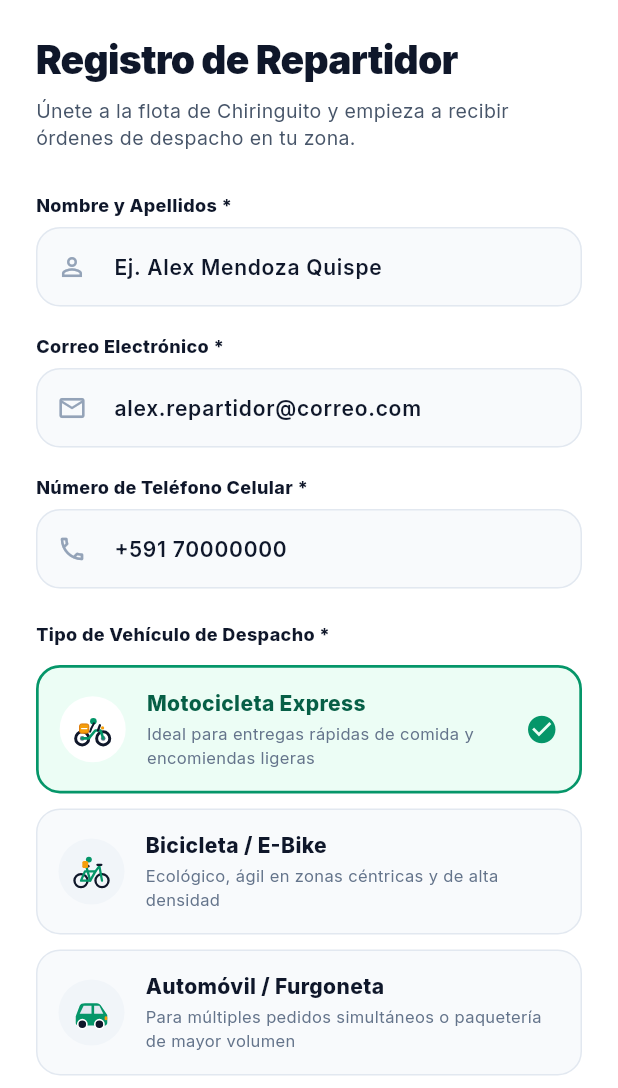
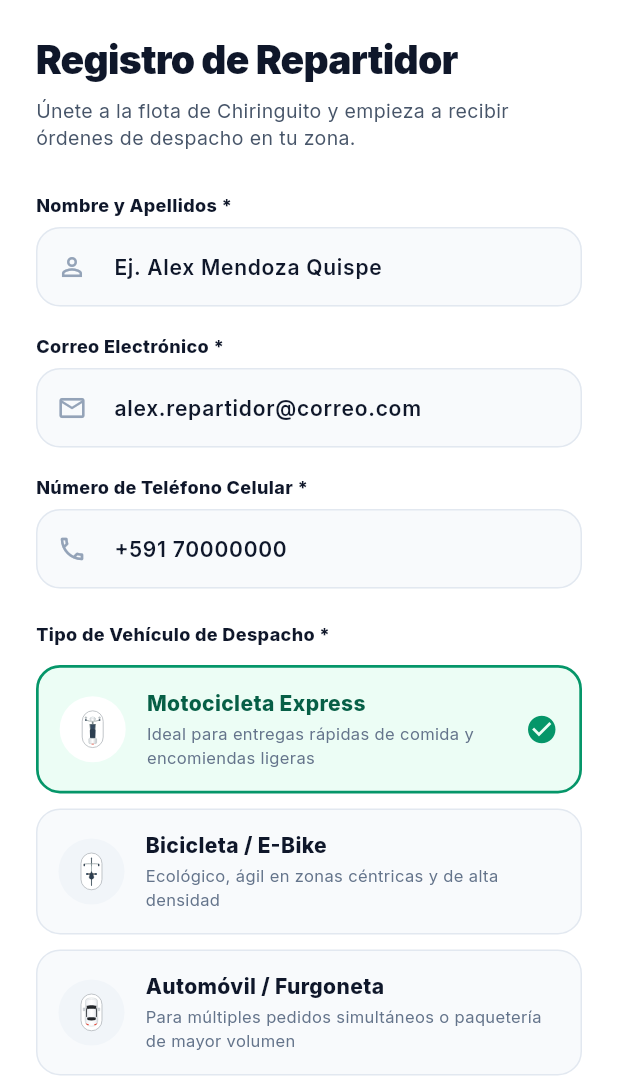
Before and after one commit to marvinjoel2001/dsp_app, a Flutter app: the RegisterDriverScreen screen opened directly, on a phone screen of 412 x 824 dp, the part 148-1236 px from its top. Run offline on Flutter 3.47's test engine with Material 3 defaults, Android fonts, the phone set to English and light mode, and no system bars; our stand-ins replace dio, flutter_map, flutter_svg, geolocator, google_fonts, image_picker and 4 more; accounts and stored records are empty; network calls fail.

Commit message:
feat: use official motorcycle, car, and bicycle navigation pill SVGs on driver map

```diff
--- a/lib/app/core/theme/app_svg_icons.dart
+++ b/lib/app/core/theme/app_svg_icons.dart
@@ -2,7 +2,7 @@
 import 'package:flutter_svg/flutter_svg.dart';
 
 class AppSvgIcons {
-  // SVG Strings Directos para Renderizado Inmediato y Autónomo
+  // 1. Logo Oficial de Chiringuito Driver
   static const String chiringuitoLogoSvg = '''
 <svg xmlns="http://www.w3.org/2000/svg" viewBox="0 0 100 100" width="100" height="100">
   <defs>
@@ -31,133 +31,181 @@
 </svg>
 ''';
 
-  static const String motorcycleCourierSvg = '''
-<svg xmlns="http://www.w3.org/2000/svg" viewBox="0 0 64 64" width="64" height="64">
-  <circle cx="16" cy="46" r="10" fill="none" stroke="#0F172A" stroke-width="4.5" />
-  <circle cx="16" cy="46" r="3.5" fill="#64748B" />
-  <circle cx="48" cy="46" r="10" fill="none" stroke="#0F172A" stroke-width="4.5" />
-  <circle cx="48" cy="46" r="3.5" fill="#64748B" />
-  <path d="M16 46 L26 46 L36 34 L44 34 L48 46" fill="none" stroke="#059669" stroke-width="4" stroke-linecap="round" stroke-linejoin="round" />
-  <path d="M43 26 L40 34" stroke="#0F172A" stroke-width="3.5" stroke-linecap="round" />
-  <circle cx="47" cy="30" r="2.5" fill="#F59E0B" />
-  <circle cx="33" cy="20" r="5" fill="#059669" />
-  <path d="M34 23 C31 28, 29 32, 28 36" stroke="#0F172A" stroke-width="3" stroke-linecap="round" />
-  <rect x="12" y="24" width="14" height="14" rx="3" fill="#F59E0B" stroke="#D97706" stroke-width="1.5" />
-  <path d="M15 31 H23" stroke="#FFFFFF" stroke-width="2" stroke-linecap="round" />
+  // 2. Motocicleta / Scooter Vectorial Oficial (Top-Down Navigation)
+  static const String motorcycleSvg = '''
+<svg xmlns="http://www.w3.org/2000/svg" viewBox="0 0 200 320" width="100%" height="100%">
+  <defs>
+    <filter id="shadow" x="-10%" y="-10%" width="120%" height="120%">
+      <feDropShadow dx="0" dy="4" stdDeviation="4" flood-opacity="0.15"/>
+    </filter>
+    <linearGradient id="scooterBody" x1="0%" y1="0%" x2="100%" y2="0%">
+      <stop offset="0%" stop-color="#D5D8DC"/>
+      <stop offset="50%" stop-color="#FFFFFF"/>
+      <stop offset="100%" stop-color="#BDC3C7"/>
+    </linearGradient>
+  </defs>
+
+  <rect x="20" y="20" width="160" height="280" rx="80" fill="#FFFFFF" stroke="#B0B5BA" stroke-width="6" filter="url(#shadow)"/>
+
+  <g transform="translate(0, 10)">
+    <path d="M 45 80 L 75 88 L 125 88 L 155 80" fill="none" stroke="#7F8C8D" stroke-width="5" stroke-linecap="round" stroke-linejoin="round"/>
+    <rect x="42" y="74" width="12" height="12" rx="3" fill="#2C3E50"/>
+    <rect x="146" y="74" width="12" height="12" rx="3" fill="#2C3E50"/>
+    <circle cx="48" cy="62" r="7" fill="#BDC3C7" stroke="#7F8C8D" stroke-width="2"/>
+    <circle cx="152" cy="62" r="7" fill="#BDC3C7" stroke="#7F8C8D" stroke-width="2"/>
+    <path d="M 78 70 C 78 55, 122 55, 122 70 C 122 95, 78 95, 78 70 Z" fill="url(#scooterBody)" stroke="#95A5A6" stroke-width="2"/>
+    <ellipse cx="100" cy="62" rx="12" ry="6" fill="#F4F6F7" stroke="#BDC3C7" stroke-width="2"/>
+    <rect x="94" y="92" width="12" height="25" rx="5" fill="#7F8C8D"/>
+    <path d="M 75 110 L 125 110 L 120 160 L 80 160 Z" fill="#7F8C8D"/>
+    <path d="M 82 115 L 118 115 L 115 155 L 85 155 Z" fill="#34495E"/>
+    <path d="M 78 160 C 78 145, 122 145, 122 160 L 120 215 C 120 225, 80 225, 80 215 Z" fill="#2C3E50"/>
+    <rect x="70" y="218" width="60" height="42" rx="8" fill="url(#scooterBody)" stroke="#95A5A6" stroke-width="2"/>
+    <rect x="90" y="260" width="20" height="6" rx="3" fill="#E74C3C"/>
+  </g>
 </svg>
 ''';
 
-  static const String bicycleCourierSvg = '''
-<svg xmlns="http://www.w3.org/2000/svg" viewBox="0 0 64 64" width="64" height="64">
-  <circle cx="16" cy="46" r="10" fill="none" stroke="#0F172A" stroke-width="3.5" />
-  <circle cx="48" cy="46" r="10" fill="none" stroke="#0F172A" stroke-width="3.5" />
-  <path d="M16 46 L30 46 L38 32 L22 32 Z" fill="none" stroke="#059669" stroke-width="3.5" stroke-linejoin="round" />
-  <path d="M30 46 L24 24" stroke="#059669" stroke-width="3.5" stroke-linecap="round" />
-  <path d="M38 32 L44 24 L48 46" fill="none" stroke="#059669" stroke-width="3.5" stroke-linecap="round" stroke-linejoin="round" />
-  <path d="M21 24 H27" stroke="#0F172A" stroke-width="4" stroke-linecap="round" />
-  <path d="M41 22 H47" stroke="#0F172A" stroke-width="3.5" stroke-linecap="round" />
-  <circle cx="28" cy="14" r="4.5" fill="#059669" />
-  <rect x="18" y="16" width="9" height="11" rx="2.5" fill="#F59E0B" />
+  // 3. Bicicleta / E-Bike Vectorial Oficial (Top-Down Navigation)
+  static const String bicycleSvg = '''
+<svg xmlns="http://www.w3.org/2000/svg" viewBox="0 0 200 320" width="100%" height="100%">
+  <defs>
+    <filter id="shadow" x="-10%" y="-10%" width="120%" height="120%">
+      <feDropShadow dx="0" dy="4" stdDeviation="4" flood-opacity="0.15"/>
+    </filter>
+  </defs>
+
+  <rect x="20" y="20" width="160" height="280" rx="80" fill="#FFFFFF" stroke="#B0B5BA" stroke-width="6" filter="url(#shadow)"/>
+
+  <g transform="translate(0, 10)">
+    <rect x="96" y="45" width="8" height="65" rx="4" fill="#2C3E50"/>
+    <rect x="98" y="48" width="4" height="59" rx="2" fill="#7F8C8D"/>
+    <rect x="96" y="195" width="8" height="65" rx="4" fill="#2C3E50"/>
+    <rect x="98" y="198" width="4" height="59" rx="2" fill="#7F8C8D"/>
+    <path d="M 45 95 C 65 90, 80 92, 100 92 C 120 92, 135 90, 155 95" fill="none" stroke="#7F8C8D" stroke-width="5" stroke-linecap="round"/>
+    <path d="M 45 95 L 45 108" stroke="#34495E" stroke-width="7" stroke-linecap="round"/>
+    <path d="M 155 95 L 155 108" stroke="#34495E" stroke-width="7" stroke-linecap="round"/>
+    <rect x="97" y="90" width="6" height="95" fill="#95A5A6"/>
+    <line x1="65" y1="170" x2="135" y2="170" stroke="#7F8C8D" stroke-width="4" stroke-linecap="round"/>
+    <rect x="60" y="163" width="12" height="14" rx="2" fill="#34495E"/>
+    <rect x="128" y="163" width="12" height="14" rx="2" fill="#34495E"/>
+    <path d="M 100 150 C 92 165, 82 185, 82 195 C 82 205, 92 210, 100 210 C 108 210, 118 205, 118 195 C 118 185, 108 165, 100 150 Z" fill="#2C3E50" stroke="#1A252F" stroke-width="2"/>
+  </g>
 </svg>
 ''';
 
-  static const String carCourierSvg = '''
-<svg xmlns="http://www.w3.org/2000/svg" viewBox="0 0 64 64" width="64" height="64">
-  <path d="M8 38 L14 22 C15 19, 18 18, 22 18 H40 C43 18, 46 20, 48 24 L56 36 V48 C56 50, 54 52, 52 52 H12 C10 52, 8 50, 8 48 Z" fill="#059669" />
-  <path d="M20 22 H32 V34 H14 Z" fill="#E2E8F0" />
-  <path d="M36 22 H44 L50 34 H36 Z" fill="#E2E8F0" />
-  <circle cx="18" cy="50" r="7" fill="#0F172A" stroke="#FFFFFF" stroke-width="2.5" />
-  <circle cx="44" cy="50" r="7" fill="#0F172A" stroke="#FFFFFF" stroke-width="2.5" />
-  <rect x="52" y="38" width="4" height="6" rx="2" fill="#F59E0B" />
+  // 4. Automóvil / Van Vectorial Oficial (Top-Down Navigation)
+  static const String carSvg = '''
+<svg xmlns="http://www.w3.org/2000/svg" viewBox="0 0 200 320" width="100%" height="100%">
+  <defs>
+    <filter id="shadow" x="-10%" y="-10%" width="120%" height="120%">
+      <feDropShadow dx="0" dy="4" stdDeviation="4" flood-opacity="0.15"/>
+    </filter>
+    <linearGradient id="carBody" x1="0%" y1="0%" x2="100%" y2="0%">
+      <stop offset="0%" stop-color="#E2E5E9"/>
+      <stop offset="20%" stop-color="#F5F6F8"/>
+      <stop offset="50%" stop-color="#FFFFFF"/>
+      <stop offset="80%" stop-color="#F5F6F8"/>
+      <stop offset="100%" stop-color="#D5D8DC"/>
+    </linearGradient>
+    <linearGradient id="glass" x1="0%" y1="0%" x2="0%" y2="100%">
+      <stop offset="0%" stop-color="#2A2E33"/>
+      <stop offset="100%" stop-color="#1A1D20"/>
+    </linearGradient>
+  </defs>
+
+  <rect x="20" y="20" width="160" height="280" rx="80" fill="#FFFFFF" stroke="#B0B5BA" stroke-width="6" filter="url(#shadow)"/>
+
+  <g transform="translate(0, 10)">
+    <rect x="36" y="115" width="14" height="24" rx="6" fill="#D5D8DC" stroke="#808B96" stroke-width="1.5"/>
+    <rect x="150" y="115" width="14" height="24" rx="6" fill="#D5D8DC" stroke="#808B96" stroke-width="1.5"/>
+    <path d="M 55 60 C 55 45, 80 40, 100 40 C 120 40, 145 45, 145 60 L 148 210 C 148 245, 125 255, 100 255 C 75 255, 52 245, 52 210 Z" fill="url(#carBody)" stroke="#99A3A4" stroke-width="2"/>
+    <path d="M 68 55 C 85 50, 115 50, 132 55" fill="none" stroke="#BDC3C7" stroke-width="2" stroke-linecap="round"/>
+    <path d="M 62 100 C 80 93, 120 93, 138 100 L 132 125 C 115 122, 85 122, 68 125 Z" fill="url(#glass)"/>
+    <path d="M 67 128 C 85 125, 115 125, 133 128 L 135 185 C 115 188, 85 188, 65 185 Z" fill="url(#carBody)" stroke="#CBD5E0" stroke-width="1"/>
+    <path d="M 66 190 C 85 187, 115 187, 134 190 L 130 208 C 115 212, 85 212, 70 208 Z" fill="url(#glass)"/>
+    <path d="M 60 106 L 66 126 L 64 183 L 58 186 Z" fill="#2A2E33"/>
+    <path d="M 140 106 L 134 126 L 136 183 L 142 186 Z" fill="#2A2E33"/>
+    <path d="M 56 230 C 56 242, 72 248, 78 248 L 78 238 C 70 238, 60 235, 56 230 Z" fill="#E74C3C"/>
+    <path d="M 144 230 C 144 242, 128 248, 122 248 L 122 238 C 130 238, 140 235, 144 230 Z" fill="#E74C3C"/>
+  </g>
 </svg>
 ''';
 
+  // 5. Pin de Punto de Recogida (Comercio / Restaurante)
   static const String storePickupMarkerSvg = '''
-<svg xmlns="http://www.w3.org/2000/svg" viewBox="0 0 64 64" width="64" height="64">
-  <path d="M32 4 C18.7 4, 8 14.7, 8 28 C8 43, 32 60, 32 60 C32 60, 56 43, 56 28 C56 14.7, 45.3 4, 32 4 Z" fill="#F59E0B" stroke="#FFFFFF" stroke-width="2.5" />
-  <circle cx="32" cy="26" r="14" fill="#FFFFFF" />
-  <path d="M24 23 L25 18 H39 L40 23 Z" fill="#F59E0B" />
-  <path d="M23 23 H41 V32 H23 Z" fill="none" stroke="#F59E0B" stroke-width="2" />
-  <rect x="29" y="27" width="6" height="5" fill="#F59E0B" />
+<svg xmlns="http://www.w3.org/2000/svg" viewBox="0 0 100 120" width="100%" height="100%">
+  <defs>
+    <filter id="pinShadow" x="-20%" y="-20%" width="140%" height="140%">
+      <feDropShadow dx="0" dy="6" stdDeviation="5" flood-color="#0F172A" flood-opacity="0.25"/>
+    </filter>
+  </defs>
+  <path d="M 50 10 C 27.9 10, 10 27.9, 10 50 C 10 78, 50 115, 50 115 C 50 115, 90 78, 90 50 C 90 27.9, 72.1 10, 50 10 Z" fill="#F59E0B" stroke="#FFFFFF" stroke-width="4" filter="url(#pinShadow)"/>
+  <circle cx="50" cy="48" r="24" fill="#FFFFFF"/>
+  <path d="M 36 43 L 38 35 H 62 L 64 43 Z" fill="#F59E0B"/>
+  <path d="M 35 43 H 65 V 59 H 35 Z" fill="none" stroke="#F59E0B" stroke-width="3"/>
+  <rect x="45" y="49" width="10" height="10" fill="#F59E0B"/>
 </svg>
 ''';
 
+  // 6. Pin de Punto de Entrega (Cliente Final / Casa)
   static const String customerDropoffMarkerSvg = '''
-<svg xmlns="http://www.w3.org/2000/svg" viewBox="0 0 64 64" width="64" height="64">
-  <path d="M32 4 C18.7 4, 8 14.7, 8 28 C8 43, 32 60, 32 60 C32 60, 56 43, 56 28 C56 14.7, 45.3 4, 32 4 Z" fill="#059669" stroke="#FFFFFF" stroke-width="2.5" />
-  <circle cx="32" cy="26" r="14" fill="#FFFFFF" />
-  <path d="M32 18 L23 25 V33 H41 V25 Z" fill="#059669" />
-  <rect x="30" y="27" width="4" height="6" fill="#FFFFFF" />
+<svg xmlns="http://www.w3.org/2000/svg" viewBox="0 0 100 120" width="100%" height="100%">
+  <defs>
+    <filter id="dropShadow" x="-20%" y="-20%" width="140%" height="140%">
+      <feDropShadow dx="0" dy="6" stdDeviation="5" flood-color="#0F172A" flood-opacity="0.25"/>
+    </filter>
+  </defs>
+  <path d="M 50 10 C 27.9 10, 10 27.9, 10 50 C 10 78, 50 115, 50 115 C 50 115, 90 78, 90 50 C 90 27.9, 72.1 10, 50 10 Z" fill="#059669" stroke="#FFFFFF" stroke-width="4" filter="url(#dropShadow)"/>
+  <circle cx="50" cy="48" r="24" fill="#FFFFFF"/>
+  <path d="M 50 34 L 35 46 V 62 H 65 V 46 Z" fill="#059669"/>
+  <rect x="46" y="50" width="8" height="12" fill="#FFFFFF"/>
 </svg>
 ''';
 
-  static const String driverLiveMarkerSvg = '''
-<svg xmlns="http://www.w3.org/2000/svg" viewBox="0 0 64 64" width="64" height="64">
-  <circle cx="32" cy="32" r="28" fill="#10B981" fill-opacity="0.25" />
-  <circle cx="32" cy="32" r="18" fill="#059669" stroke="#FFFFFF" stroke-width="3" />
-  <path d="M32 18 L38 28 L32 25 L26 28 Z" fill="#FFFFFF" />
-  <circle cx="28" cy="38" r="3" fill="#FFFFFF" />
-  <circle cx="36" cy="38" r="3" fill="#FFFFFF" />
-  <path d="M28 38 H36" stroke="#FFFFFF" stroke-width="2" />
-</svg>
-''';
-
-  static const String proofOfDeliverySvg = '''
-<svg xmlns="http://www.w3.org/2000/svg" viewBox="0 0 64 64" width="64" height="64">
-  <rect x="8" y="16" width="48" height="36" rx="8" fill="#059669" />
-  <path d="M22 16 L25 10 H39 L42 16 Z" fill="#047857" />
-  <circle cx="32" cy="34" r="11" fill="#FFFFFF" />
-  <circle cx="32" cy="34" r="6" fill="#059669" />
-  <circle cx="48" cy="18" r="9" fill="#F59E0B" stroke="#FFFFFF" stroke-width="2" />
-  <path d="M44 18 L47 21 L52 15" fill="none" stroke="#FFFFFF" stroke-width="2" stroke-linecap="round" stroke-linejoin="round" />
-</svg>
-''';
-
-  // Métodos Utilitarios para Renderizar Widgets Directos
+  // Métodos Utilitarios con compatibilidad total para size, width y height
   static Widget chiringuitoLogo({double size = 48}) {
     return SvgPicture.string(chiringuitoLogoSvg, width: size, height: size);
   }
 
-  static Widget motorcycleCourier({double size = 32, Color? color}) {
-    return SvgPicture.string(
-      motorcycleCourierSvg,
-      width: size,
-      height: size,
-      colorFilter: color != null ? ColorFilter.mode(color, BlendMode.srcIn) : null,
-    );
+  static Widget motorcycleCourier({double? size, double? width, double? height}) {
+    final w = width ?? (size != null ? size * (200 / 320) : 34.0);
+    final h = height ?? size ?? 54.0;
+    return SvgPicture.string(motorcycleSvg, width: w, height: h);
   }
 
-  static Widget bicycleCourier({double size = 32, Color? color}) {
-    return SvgPicture.string(
-      bicycleCourierSvg,
-      width: size,
-      height: size,
-      colorFilter: color != null ? ColorFilter.mode(color, BlendMode.srcIn) : null,
-    );
+  static Widget bicycleCourier({double? size, double? width, double? height}) {
+    final w = width ?? (size != null ? size * (200 / 320) : 34.0);
+    final h = height ?? size ?? 54.0;
+    return SvgPicture.string(bicycleSvg, width: w, height: h);
   }
 
-  static Widget carCourier({double size = 32, Color? color}) {
-    return SvgPicture.string(
-      carCourierSvg,
-      width: size,
-      height: size,
-      colorFilter: color != null ? ColorFilter.mode(color, BlendMode.srcIn) : null,
-    );
+  static Widget carCourier({double? size, double? width, double? height}) {
+    final w = width ?? (size != null ? size * (200 / 320) : 34.0);
+    final h = height ?? size ?? 54.0;
+    return SvgPicture.string(carSvg, width: w, height: h);
+  }
+
+  static Widget vehicleNavMarker({
+    String vehicleType = 'MOTORCYCLE',
+    double width = 38,
+    double height = 60,
+  }) {
+    switch (vehicleType.toUpperCase()) {
+      case 'BICYCLE':
+        return SvgPicture.string(bicycleSvg, width: width, height: height);
+      case 'CAR':
+        return SvgPicture.string(carSvg, width: width, height: height);
+      case 'MOTORCYCLE':
+      default:
+        return SvgPicture.string(motorcycleSvg, width: width, height: height);
+    }
   }
 
   static Widget storePickupMarker({double size = 48}) {
-    return SvgPicture.string(storePickupMarkerSvg, width: size, height: size);
+    return SvgPicture.string(storePickupMarkerSvg, width: size, height: size * 1.2);
   }
 
   static Widget customerDropoffMarker({double size = 48}) {
-    return SvgPicture.string(customerDropoffMarkerSvg, width: size, height: size);
-  }
-
-  static Widget driverLiveMarker({double size = 48}) {
-    return SvgPicture.string(driverLiveMarkerSvg, width: size, height: size);
-  }
-
-  static Widget proofOfDelivery({double size = 32}) {
-    return SvgPicture.string(proofOfDeliverySvg, width: size, height: size);
+    return SvgPicture.string(customerDropoffMarkerSvg, width: size, height: size * 1.2);
   }
 }
--- a/lib/app/ui/views/feed/all_orders_feed_screen.dart
+++ b/lib/app/ui/views/feed/all_orders_feed_screen.dart
@@ -270,14 +270,18 @@
               subdomains: const ['a', 'b', 'c', 'd'],
             ),
 
-            // Marcador SVG del Repartidor en Vivo
+            // Marcador SVG del Repartidor en Vivo (Píldora de Navegación)
             MarkerLayer(
               markers: [
                 Marker(
                   point: driverLocation,
-                  width: 52,
-                  height: 52,
-                  child: AppSvgIcons.driverLiveMarker(size: 52),
+                  width: 44,
+                  height: 70,
+                  child: AppSvgIcons.vehicleNavMarker(
+                    vehicleType: authCtrl.currentDriver?.vehicleType ?? 'MOTORCYCLE',
+                    width: 44,
+                    height: 70,
+                  ),
                 ),
               ],
             ),
--- a/lib/app/ui/views/navigation/live_map_navigation_screen.dart
+++ b/lib/app/ui/views/navigation/live_map_navigation_screen.dart
@@ -1,3 +1,4 @@
+import 'dart:math';
 import 'package:flutter/material.dart';
 import 'package:provider/provider.dart';
 import 'package:flutter_map/flutter_map.dart';
@@ -281,27 +282,31 @@
                   // Marcador SVG de Comercio (Punto de Recogida)
                   Marker(
                     point: pickupPoint,
-                    width: 52,
-                    height: 52,
-                    child: AppSvgIcons.storePickupMarker(size: 52),
+                    width: 48,
+                    height: 58,
+                    child: AppSvgIcons.storePickupMarker(size: 48),
                   ),
 
                   // Marcador SVG de Destino (Cliente Final)
                   Marker(
                     point: dropoffPoint,
-                    width: 52,
-                    height: 52,
-                    child: AppSvgIcons.customerDropoffMarker(size: 52),
+                    width: 48,
+                    height: 58,
+                    child: AppSvgIcons.customerDropoffMarker(size: 48),
                   ),
 
-                  // Marcador SVG del Repartidor en Vivo con Rumbo Heading
+                  // Marcador SVG del Repartidor en Vivo (Píldora con Moto/Vehículo y Rumbo)
                   Marker(
                     point: driverPos,
-                    width: 58,
-                    height: 58,
+                    width: 44,
+                    height: 70,
                     child: Transform.rotate(
                       angle: rideCtrl.driverHeading * (pi / 180.0),
-                      child: AppSvgIcons.driverLiveMarker(size: 58),
+                      child: AppSvgIcons.vehicleNavMarker(
+                        vehicleType: authCtrl.currentDriver?.vehicleType ?? 'MOTORCYCLE',
+                        width: 44,
+                        height: 70,
+                      ),
                     ),
                   ),
                 ],
```
Also changed, not shown: assets/icons/bicycle.svg (added), assets/icons/car.svg (added), assets/icons/motorcycle.svg (added).
